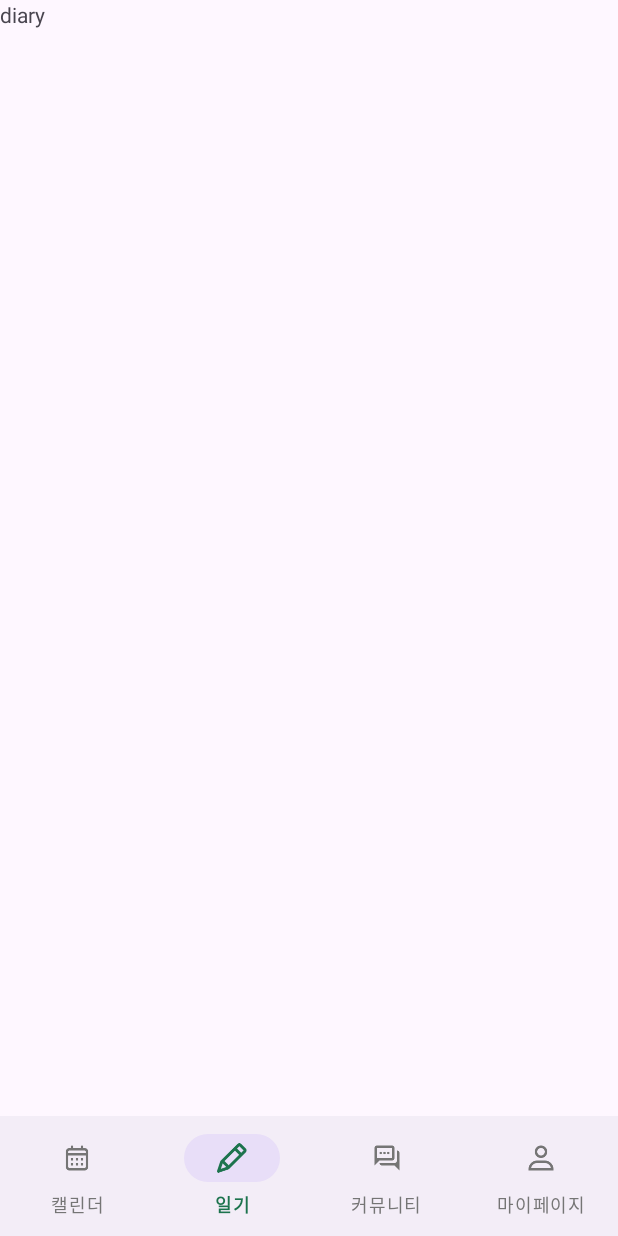
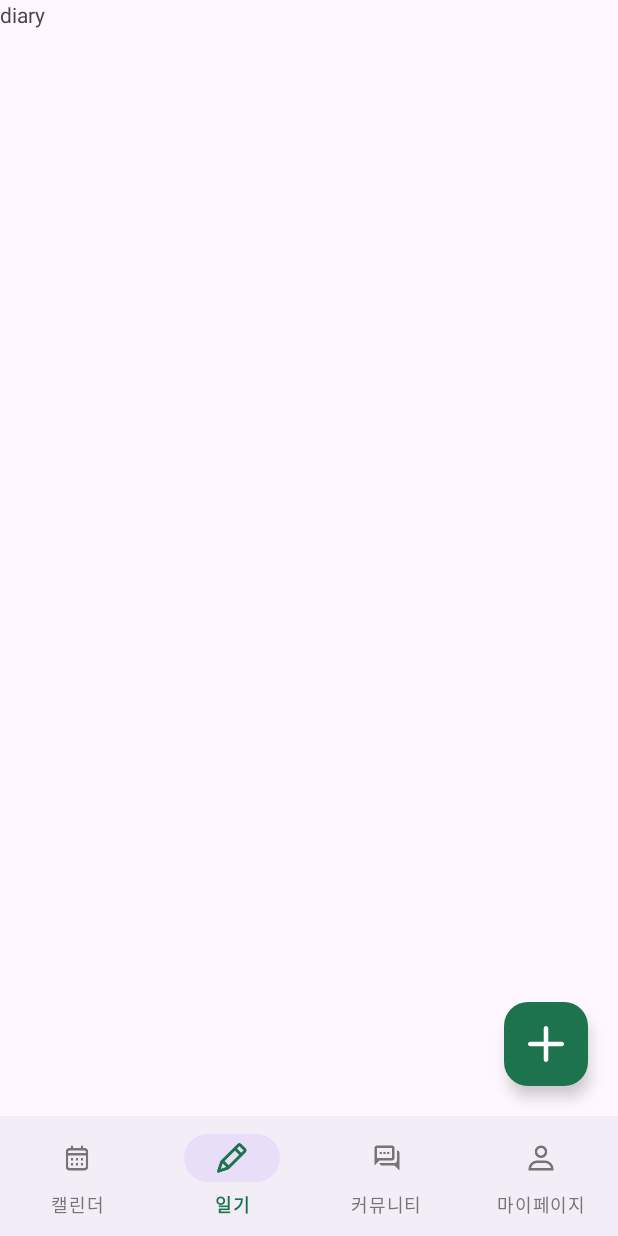
Before and after one commit to Daon-UMC-5th/Android, an Android app: the screen it shows after launch (MainActivity), item 2 of the bottom bar chosen, on a phone screen of 412 x 824 dp. Run offline under Robolectric (Android 15) with nearby library versions, the phone set to English and light mode, and no system bars; libraries missing offline, so code that uses them is left out: com.prolificinteractive.materialcalendarview; 5 statements that could not run were skipped.

Commit message:
[ADD] FAB 제작

```diff
--- a/app/build.gradle.kts
+++ b/app/build.gradle.kts
@@ -37,6 +37,9 @@ android {
     kotlinOptions {
         jvmTarget = "1.8"
     }
+    buildFeatures {
+        viewBinding = true
+    }
 }
 
 dependencies {
@@ -49,6 +52,10 @@ dependencies {
     implementation("com.github.prolificinteractive:material-calendarview:1.6.0")
     implementation("com.jakewharton.threetenabp:threetenabp:1.2.1")
 
+    implementation("com.google.android.material:material:1.4.0")
+    implementation("androidx.navigation:navigation-fragment-ktx:2.7.6")
+    implementation("androidx.navigation:navigation-ui-ktx:2.7.6")
+
     testImplementation("junit:junit:4.13.2")
     androidTestImplementation("androidx.test.ext:junit:1.1.5")
     androidTestImplementation("androidx.test.espresso:espresso-core:3.5.1")
--- a/app/src/main/AndroidManifest.xml
+++ b/app/src/main/AndroidManifest.xml
@@ -1,6 +1,6 @@
 <?xml version="1.0" encoding="utf-8"?>
 <manifest xmlns:android="http://schemas.android.com/apk/res/android"
-    xmlns:tools="http://schemas.android.com/tools">
+    xmlns:tools="http://schemas.android.com/tools" >
 
     <application
         android:allowBackup="true"
@@ -11,10 +11,10 @@
         android:roundIcon="@mipmap/ic_launcher_round"
         android:supportsRtl="true"
         android:theme="@style/Theme.Daon"
-        tools:targetApi="31">
+        tools:targetApi="31" >
         <activity
             android:name=".MainActivity"
-            android:exported="true">
+            android:exported="true" >
             <intent-filter>
                 <action android:name="android.intent.action.MAIN" />
 
--- /dev/null
+++ b/app/src/main/res/drawable/vector.xml
@@ -0,0 +1,9 @@
+<vector xmlns:android="http://schemas.android.com/apk/res/android"
+    android:width="20dp"
+    android:height="20dp"
+    android:viewportWidth="20"
+    android:viewportHeight="20">
+  <path
+      android:pathData="M10,20C9.3,20 8.74,19.43 8.74,18.74V11.26H1.26C0.56,11.26 0,10.69 0,10C0,9.31 0.57,8.74 1.26,8.74H8.74V1.26C8.74,0.56 9.31,0 10,0C10.69,0 11.26,0.57 11.26,1.26V8.74H18.74C19.44,8.74 20,9.31 20,10C20,10.69 19.43,11.26 18.74,11.26H11.26V18.74C11.26,19.44 10.69,20 10,20Z"
+      android:fillColor="#ffffff"/>
+</vector>
--- a/app/src/main/res/layout/activity_main.xml
+++ b/app/src/main/res/layout/activity_main.xml
@@ -1,10 +1,14 @@
 <?xml version="1.0" encoding="utf-8"?>
-<androidx.constraintlayout.widget.ConstraintLayout xmlns:android="http://schemas.android.com/apk/res/android"
+
+<androidx.coordinatorlayout.widget.CoordinatorLayout xmlns:android="http://schemas.android.com/apk/res/android"
     xmlns:app="http://schemas.android.com/apk/res-auto"
     xmlns:tools="http://schemas.android.com/tools"
     android:layout_width="match_parent"
     android:layout_height="match_parent"
     tools:context=".MainActivity">
+    <androidx.constraintlayout.widget.ConstraintLayout
+        android:layout_width="match_parent"
+        android:layout_height="match_parent">
         <LinearLayout
             android:id="@+id/main_toolBar"
             android:layout_width="match_parent"
@@ -32,3 +36,15 @@
             app:layout_constraintStart_toStartOf="parent"
             app:menu="@menu/bottom_menu" />
     </androidx.constraintlayout.widget.ConstraintLayout>
+        <com.google.android.material.floatingactionbutton.FloatingActionButton
+            android:id="@+id/fab"
+            android:layout_width="wrap_content"
+            android:layout_height="wrap_content"
+            android:layout_gravity="end|bottom"
+            android:layout_marginBottom="100dp"
+            android:layout_marginRight="20dp"
+            android:src="@drawable/vector"
+            app:tint="@android:color/white"
+            app:backgroundTint="#1C734D"/>
+<!--            app:elevation="@dimen/cardview_default_elevation"/>-->
+</androidx.coordinatorlayout.widget.CoordinatorLayout>
```
Lines whose indentation alone changed are shown as unchanged.
